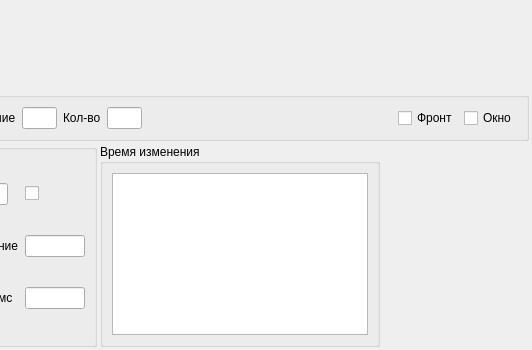
Old version of the form src/SVStatDialog/forms/stat_dialog.ui in the repository Tyill/SVisual; both pictures show x 209 to 741 and y 114 to 464 of the 741 by 464 pixel window.
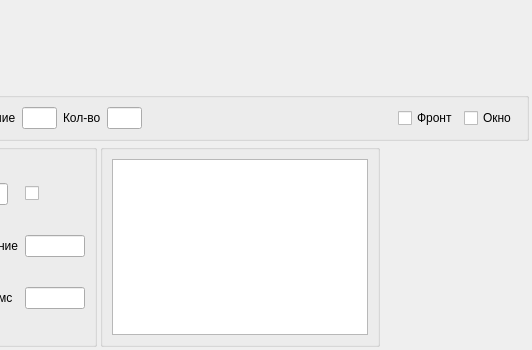
New version of the form. Custom widgets are drawn as their Qt base class.

```diff
--- a/src/SVStatDialog/forms/stat_dialog.ui
+++ b/src/SVStatDialog/forms/stat_dialog.ui
@@ -286,7 +286,7 @@
      <item>
       <widget class="QGroupBox" name="groupBox_2">
        <property name="title">
-        <string>Время изменения</string>
+        <string/>
        </property>
        <layout class="QHBoxLayout" name="horizontalLayout_2">
         <item>
```
Left out of the diff: 3 changed lines with no effect on the pictures.
